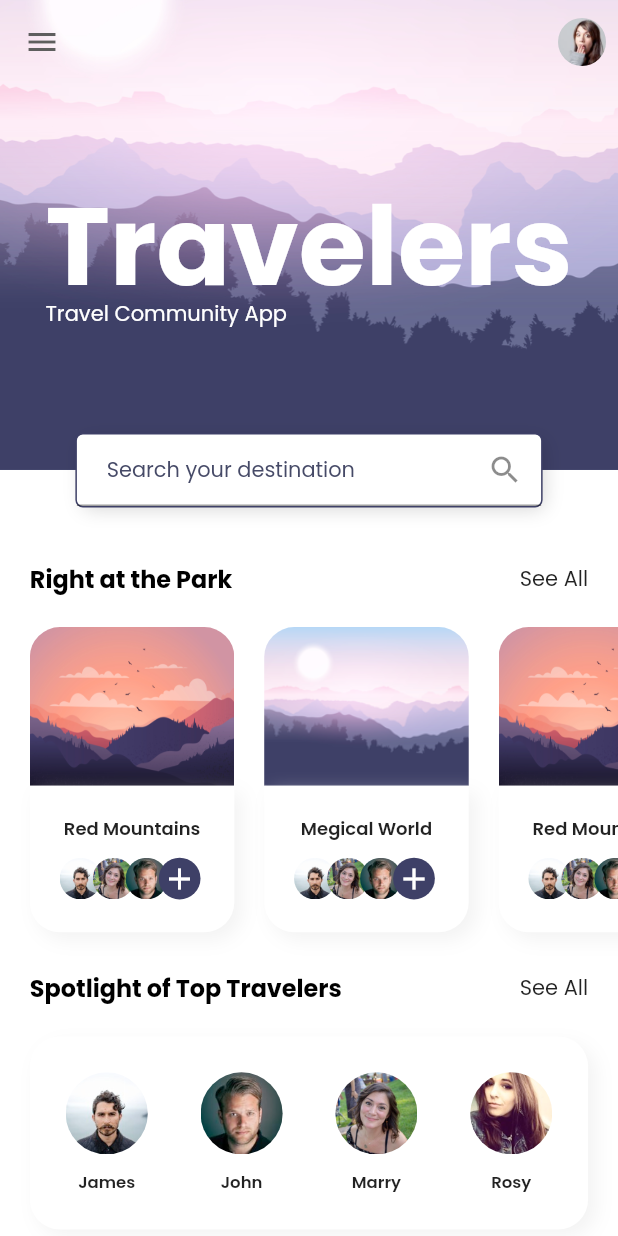
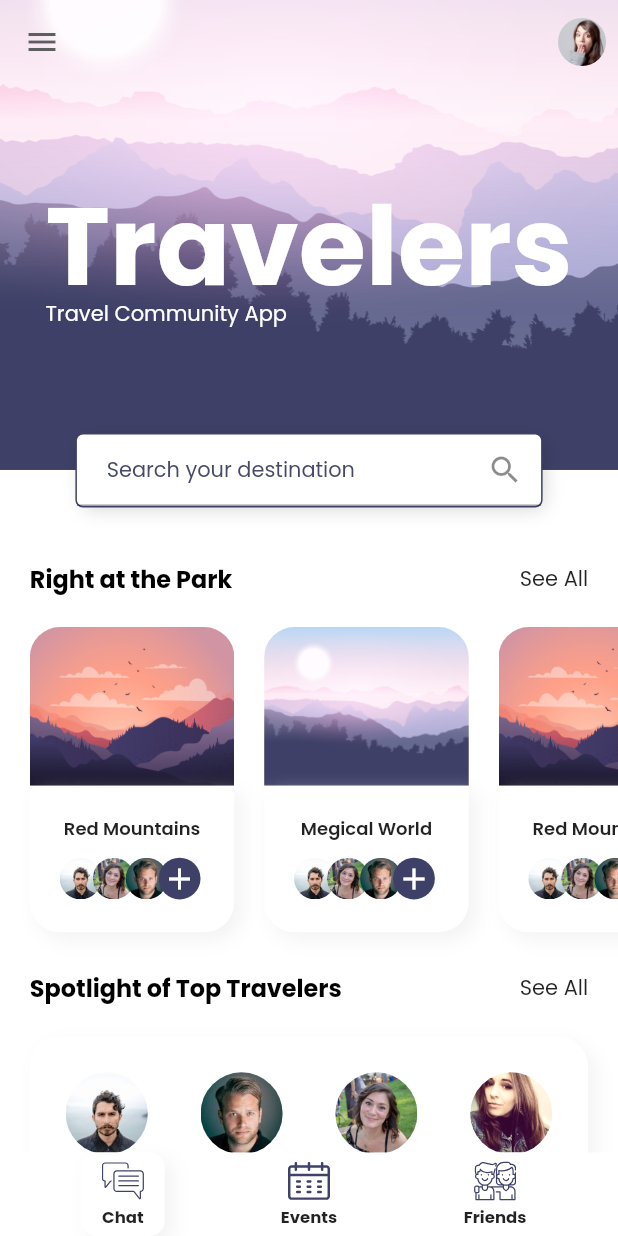
Before and after one commit to clevmania/xplorer, a Flutter app: the screen it shows after launch, on a phone screen of 412 x 824 dp. Run offline on Flutter 3.47's test engine with Material 2 defaults, Android fonts, the phone set to English and light mode, and no system bars; our stand-ins replace flutter_svg, google_fonts.

```diff
--- a/lib/ui/home.dart
+++ b/lib/ui/home.dart
@@ -3,6 +3,7 @@ import 'package:explorer/models/Traveler.dart';
 import 'package:explorer/models/User.dart';
 import 'package:explorer/size_config.dart';
 import 'package:flutter/material.dart';
+import 'package:flutter_svg/svg.dart';
 
 class MyHomePage extends StatelessWidget {
   @override
@@ -12,6 +13,7 @@ class MyHomePage extends StatelessWidget {
       extendBodyBehindAppBar: true,
       appBar: buildAppBar(),
       body: HomeLayout(),
+      bottomNavigationBar: CustomBottomNavigationView(),
     );
   }
 
@@ -26,6 +28,81 @@ class MyHomePage extends StatelessWidget {
             icon: ClipOval(child: Image.asset("assets/images/profile.png")),
             onPressed: () {})
       ],
+    );
+  }
+}
+
+class CustomBottomNavigationView extends StatelessWidget {
+  const CustomBottomNavigationView({
+    Key key,
+  }) : super(key: key);
+
+  @override
+  Widget build(BuildContext context) {
+    return Container(
+      color: Colors.white,
+      child: SafeArea(
+        child: Padding(
+          padding:  EdgeInsets.symmetric(horizontal: getProportionateScreenWidth(kDefaultPadding)),
+          child: Row(
+            mainAxisAlignment: MainAxisAlignment.spaceAround,
+            children: [
+              NavigationItem(
+                icon: "assets/icons/chat.svg",
+                title: "Chat",
+                isActive: true,
+                itemPressedEvent: () { },
+              ),
+              NavigationItem(
+                icon: "assets/icons/calendar.svg",
+                title: "Events",
+                itemPressedEvent: () { },
+              ),
+              NavigationItem(
+                icon: "assets/icons/friendship.svg",
+                title: "Friends",
+                itemPressedEvent: () { },
+              ),
+            ],
+          ),
+        ),
+      ),
+    );
+  }
+}
+
+class NavigationItem extends StatelessWidget {
+  const NavigationItem({
+    Key key, @required this.icon, @required this.title,
+    this.isActive = false, @required this.itemPressedEvent
+  }) : super(key: key);
+
+  final String icon, title;
+  final bool isActive;
+  final GestureTapCallback itemPressedEvent;
+
+  @override
+  Widget build(BuildContext context) {
+    return Container(
+      padding: EdgeInsets.all(5),
+      height: getProportionateScreenWidth(56),
+      width: getProportionateScreenWidth(56),
+      decoration: BoxDecoration(
+        color: Colors.white,
+        borderRadius: BorderRadius.circular(10),
+        boxShadow: [if(isActive) kDefualtShadow],
+      ),
+      child: Column(
+        children: [
+          SvgPicture.asset(
+            icon,
+            height: 28,
+            color: kTextColor,
+          ),
+          Spacer(),
+          Text(title, style: TextStyle(fontSize: 11, fontWeight: FontWeight.bold),)
+        ],
+      ),
     );
   }
 }
--- a/pubspec.yaml
+++ b/pubspec.yaml
@@ -31,7 +31,7 @@ dependencies:
 
   google_fonts: ^1.1.0
 
-  flutter_svg: 0.18.1
+  flutter_svg: ^0.18.1
 
   intl: ^0.16.1
 
```
